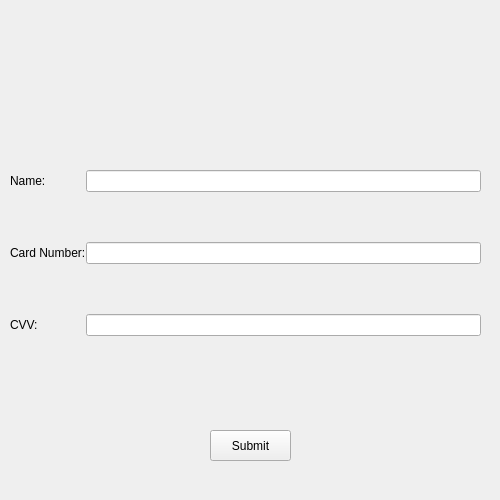
This is UI/User_Card.ui in 1412kauti/ProjectHurricane as Qt 5 draws it before an edit. The edited form follows.
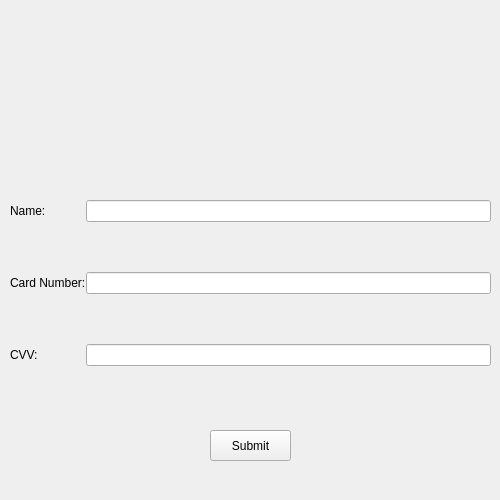
This is the edited form. Icons and pictures are not drawn.

The edit to the form file:
```diff
--- a/UI/User_Card.ui
+++ b/UI/User_Card.ui
@@ -39,8 +39,8 @@
     <rect>
      <x>10</x>
      <y>170</y>
-     <width>471</width>
-     <height>171</height>
+     <width>481</width>
+     <height>230</height>
     </rect>
    </property>
    <layout class="QFormLayout" name="formLayout_2">
@@ -50,6 +50,9 @@
     <property name="verticalSpacing">
      <number>50</number>
     </property>
+    <property name="topMargin">
+     <number>30</number>
+    </property>
     <item row="0" column="0">
      <widget class="QLabel" name="label_2">
       <property name="text">
@@ -85,9 +88,9 @@
   <widget class="QWidget" name="verticalLayoutWidget_2">
    <property name="geometry">
     <rect>
-     <x>9</x>
+     <x>119</x>
      <y>19</y>
-     <width>471</width>
+     <width>271</width>
      <height>141</height>
     </rect>
    </property>
```
Left out of the diff: 8 changed lines with no effect on the pictures.
